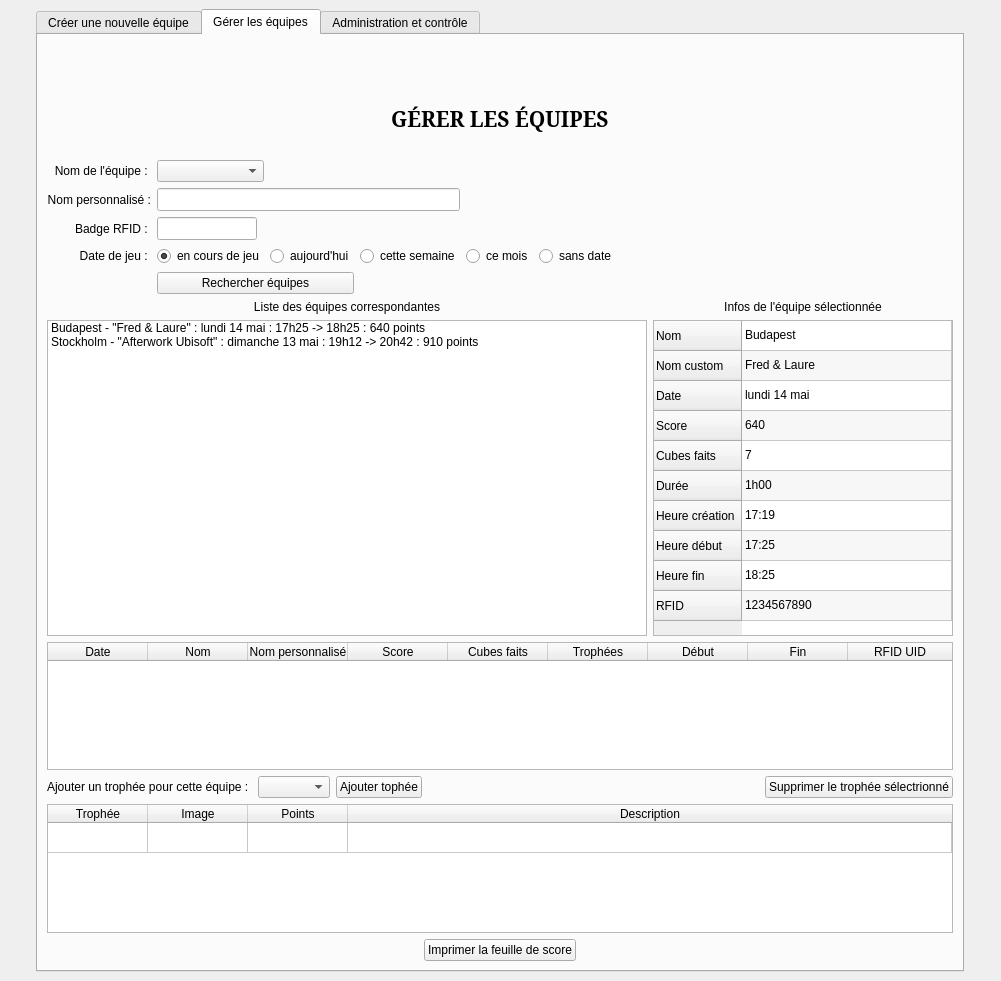
Old version of the form thecubeivazio/cubegui/cubegui.ui in the repository jwav/thecube-ivazio.
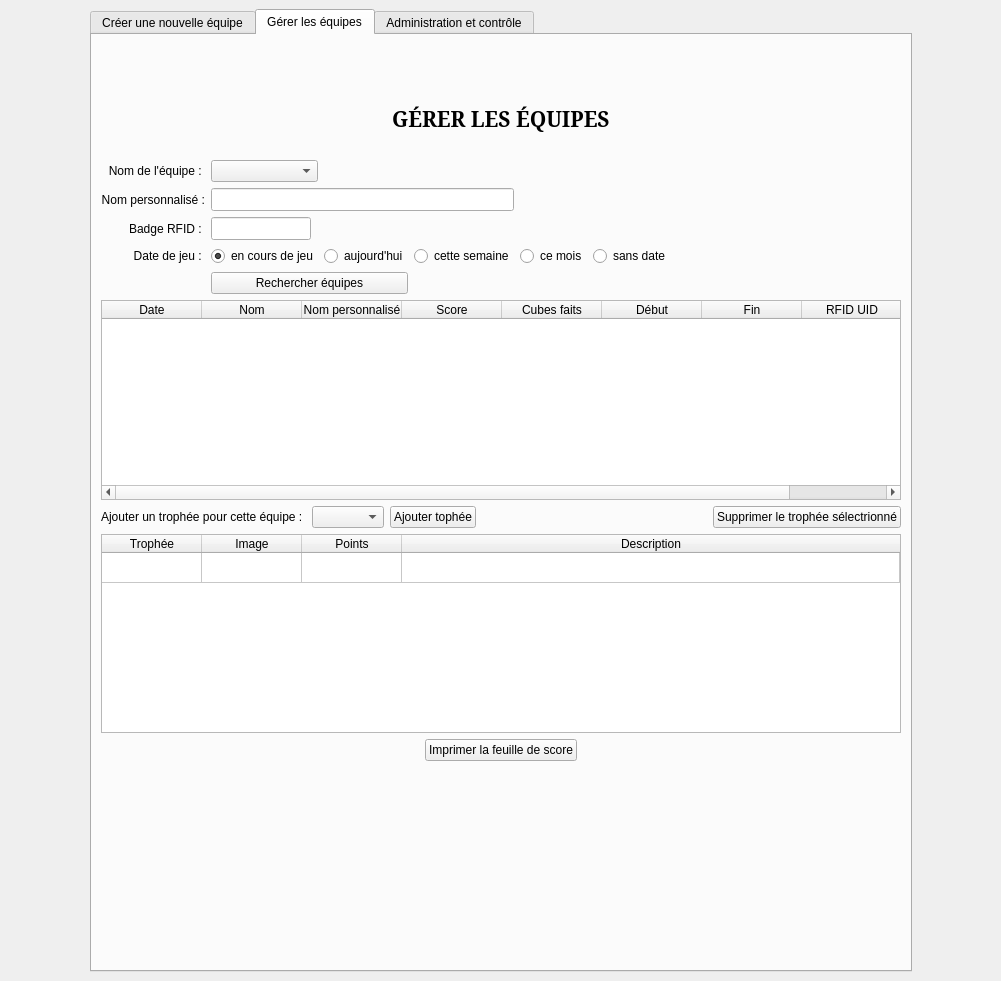
New version of the form. Icons and pictures are not drawn.

Commit message: finished implementing teams table. need to fix something concerning trophies, though. they are not displayed

Diff of the .ui file:
```diff
--- a/thecubeivazio/cubegui/cubegui.ui
+++ b/thecubeivazio/cubegui/cubegui.ui
@@ -684,225 +684,16 @@
          </layout>
         </item>
         <item>
-         <spacer name="verticalSpacer_13">
-          <property name="orientation">
-           <enum>Qt::Vertical</enum>
-          </property>
-          <property name="sizeHint" stdset="0">
-           <size>
-            <width>20</width>
-            <height>40</height>
-           </size>
-          </property>
-         </spacer>
-        </item>
-        <item>
-         <layout class="QGridLayout" name="gridLayout">
-          <property name="sizeConstraint">
-           <enum>QLayout::SetDefaultConstraint</enum>
-          </property>
-          <item row="0" column="0">
-           <widget class="QLabel" name="label_6">
-            <property name="text">
-             <string>Liste des équipes correspondantes</string>
-            </property>
-            <property name="alignment">
-             <set>Qt::AlignCenter</set>
-            </property>
-           </widget>
-          </item>
-          <item row="1" column="1">
-           <widget class="QTableWidget" name="tableTeamsTeamInfo">
-            <property name="sizePolicy">
-             <sizepolicy hsizetype="Maximum" vsizetype="Fixed">
-              <horstretch>0</horstretch>
-              <verstretch>30</verstretch>
-             </sizepolicy>
-            </property>
-            <property name="minimumSize">
-             <size>
-              <width>300</width>
-              <height>0</height>
-             </size>
-            </property>
-            <property name="maximumSize">
-             <size>
-              <width>300</width>
-              <height>400</height>
-             </size>
-            </property>
-            <property name="sizeAdjustPolicy">
-             <enum>QAbstractScrollArea::AdjustToContents</enum>
-            </property>
-            <property name="alternatingRowColors">
-             <bool>true</bool>
-            </property>
-            <property name="showGrid">
-             <bool>true</bool>
-            </property>
-            <property name="columnCount">
-             <number>1</number>
-            </property>
-            <attribute name="horizontalHeaderVisible">
-             <bool>false</bool>
-            </attribute>
-            <attribute name="horizontalHeaderShowSortIndicator" stdset="0">
-             <bool>false</bool>
-            </attribute>
-            <attribute name="horizontalHeaderStretchLastSection">
-             <bool>true</bool>
-            </attribute>
-            <attribute name="verticalHeaderShowSortIndicator" stdset="0">
-             <bool>false</bool>
-            </attribute>
-            <attribute name="verticalHeaderStretchLastSection">
-             <bool>false</bool>
-            </attribute>
-            <row>
-             <property name="text">
-              <string>Nom</string>
-             </property>
-            </row>
-            <row>
-             <property name="text">
-              <string>Nom custom</string>
-             </property>
-            </row>
-            <row>
-             <property name="text">
-              <string>Date</string>
-             </property>
-            </row>
-            <row>
-             <property name="text">
-              <string>Score</string>
-             </property>
-            </row>
-            <row>
-             <property name="text">
-              <string>Cubes faits</string>
-             </property>
-            </row>
-            <row>
-             <property name="text">
-              <string>Durée</string>
-             </property>
-            </row>
-            <row>
-             <property name="text">
-              <string>Heure création</string>
-             </property>
-            </row>
-            <row>
-             <property name="text">
-              <string>Heure début</string>
-             </property>
-            </row>
-            <row>
-             <property name="text">
-              <string>Heure fin</string>
-             </property>
-            </row>
-            <row>
-             <property name="text">
-              <string>RFID</string>
-             </property>
-            </row>
-            <column>
-             <property name="text">
-              <string>Clé</string>
-             </property>
-            </column>
-            <item row="0" column="0">
-             <property name="text">
-              <string>Budapest</string>
-             </property>
-            </item>
-            <item row="1" column="0">
-             <property name="text">
-              <string>Fred &amp; Laure</string>
-             </property>
-            </item>
-            <item row="2" column="0">
-             <property name="text">
-              <string>lundi 14 mai</string>
-             </property>
-            </item>
-            <item row="3" column="0">
-             <property name="text">
-              <string>640</string>
-             </property>
-            </item>
-            <item row="4" column="0">
-             <property name="text">
-              <string>7</string>
-             </property>
-            </item>
-            <item row="5" column="0">
-             <property name="text">
-              <string>1h00</string>
-             </property>
-            </item>
-            <item row="6" column="0">
-             <property name="text">
-              <string>17:19</string>
-             </property>
-            </item>
-            <item row="7" column="0">
-             <property name="text">
-              <string>17:25</string>
-             </property>
-            </item>
-            <item row="8" column="0">
-             <property name="text">
-              <string>18:25</string>
-             </property>
-            </item>
-            <item row="9" column="0">
-             <property name="text">
-              <string>1234567890</string>
-             </property>
-            </item>
-           </widget>
-          </item>
-          <item row="0" column="1">
-           <widget class="QLabel" name="label_7">
-            <property name="text">
-             <string>Infos de l'équipe sélectionnée</string>
-            </property>
-            <property name="alignment">
-             <set>Qt::AlignCenter</set>
-            </property>
-           </widget>
-          </item>
-          <item row="1" column="0">
-           <widget class="QListWidget" name="listTeamsSearchResults">
-            <property name="minimumSize">
-             <size>
-              <width>600</width>
-              <height>0</height>
-             </size>
-            </property>
-            <property name="maximumSize">
-             <size>
-              <width>16777215</width>
-              <height>400</height>
-             </size>
-            </property>
-            <item>
-             <property name="text">
-              <string>Budapest - &quot;Fred &amp; Laure&quot; : lundi 14 mai : 17h25 -&gt; 18h25 : 640 points</string>
-             </property>
-            </item>
-            <item>
-             <property name="text">
-              <string>Stockholm - &quot;Afterwork Ubisoft&quot; : dimanche 13 mai : 19h12 -&gt; 20h42 : 910 points</string>
-             </property>
-            </item>
-           </widget>
-          </item>
-          <item row="2" column="0" colspan="2">
            <widget class="QTableWidget" name="tableTeamsResults">
+          <property name="minimumSize">
+           <size>
+            <width>800</width>
+            <height>0</height>
+           </size>
+          </property>
+          <property name="editTriggers">
+           <set>QAbstractItemView::DoubleClicked</set>
+          </property>
             <attribute name="horizontalHeaderStretchLastSection">
              <bool>true</bool>
             </attribute>
@@ -934,11 +725,6 @@
               <string>Cubes faits</string>
              </property>
             </column>
-            <column>
-             <property name="text">
-              <string>Trophées</string>
-             </property>
-            </column>
             <column>
              <property name="text">
               <string>Début</string>
@@ -956,21 +742,6 @@
             </column>
            </widget>
           </item>
-         </layout>
-        </item>
-        <item>
-         <spacer name="verticalSpacer_4">
-          <property name="orientation">
-           <enum>Qt::Vertical</enum>
-          </property>
-          <property name="sizeHint" stdset="0">
-           <size>
-            <width>20</width>
-            <height>40</height>
-           </size>
-          </property>
-         </spacer>
-        </item>
         <item>
          <layout class="QGridLayout" name="gridLayout_4">
           <item row="0" column="0">
```
Left out of the diff: 14 changed lines with no effect on the pictures. Lines whose indentation alone changed are shown as unchanged. The commit also changes 2 other files.
